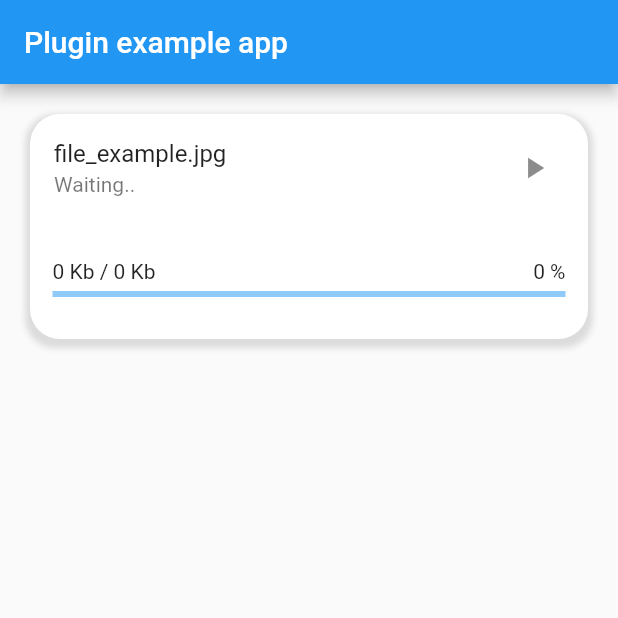
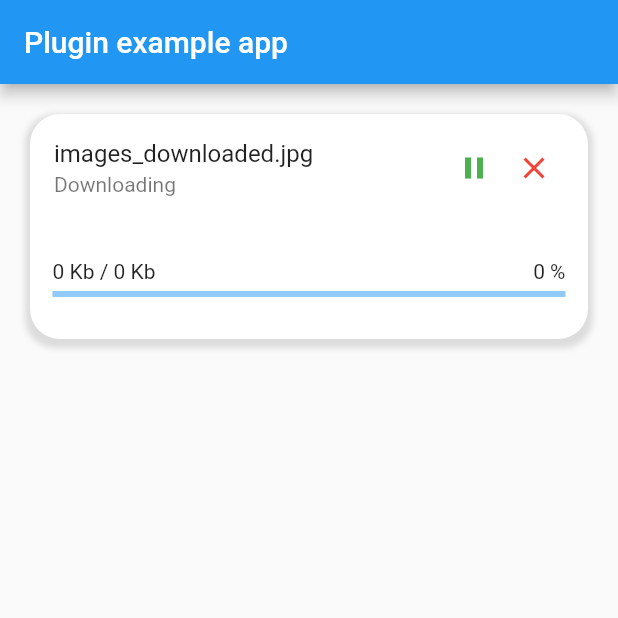
Before and after one commit to cyansoft-dev/simple_downloader, a Flutter app: the screen it shows after launch, after a tap on the "play arrow" icon, on a phone screen of 412 x 824 dp, the top half of it. Run offline on Flutter 3.47's test engine with Material 2 defaults, Android fonts, the phone set to English and light mode, and no system bars; our stand-ins replace plugin_platform_interface; network calls fail.

Commit message:
Update: function retry & restart

```diff
--- a/example/lib/main.dart
+++ b/example/lib/main.dart
@@ -20,12 +20,13 @@ class _MyAppState extends State<MyApp> {
   double _progress = 0.0;
   int _offset = 0;
   int _total = 0;
-
   DownloadStatus _status = DownloadStatus.undefined;
   DownloaderTask _task = const DownloaderTask(
     url:
-        "https://file-examples.com/storage/fe2de9ae4662c61a094f3db/2017/10/file_example_JPG_2500kB.jpg",
-    fileName: "file_example.jpg",
+        "https://images.unsplash.com/photo-1615220368123-9bb8faf4221b?ixlib=rb-1.2.1&dl=vadim-kaipov-f6jkAE1ZWuY-unsplash.jpg&q=80&fm=jpg&crop=entropy&cs=tinysrgb",
+    fileName: "images_downloaded.jpg",
+    bufferSize:
+        1024, // if bufferSize value not set, default value is 64 ( 64 Kb )
   );
 
   @override
@@ -126,8 +127,8 @@ class _MyAppState extends State<MyApp> {
 
   Widget get labelStatus {
     switch (_status) {
-      case DownloadStatus.running:
-        return const Text("Downloading");
+      case DownloadStatus.undefined:
+        return const Text("Waiting..");
       case DownloadStatus.completed:
         return const Text("Download Completed");
       case DownloadStatus.failed:
@@ -139,7 +140,7 @@ class _MyAppState extends State<MyApp> {
       case DownloadStatus.canceled:
         return const Text("Download Canceled");
       default:
-        return const Text("Waiting..");
+        return const Text("Downloading");
     }
   }
 
@@ -155,7 +156,9 @@ class _MyAppState extends State<MyApp> {
         ),
       );
     }
-    if (_status == DownloadStatus.running) {
+    if (_status == DownloadStatus.running ||
+        _status == DownloadStatus.resume ||
+        _status == DownloadStatus.retry) {
       return Row(
         mainAxisSize: MainAxisSize.min,
         crossAxisAlignment: CrossAxisAlignment.end,
@@ -247,7 +250,11 @@ class _MyAppState extends State<MyApp> {
 
     if (_status == DownloadStatus.failed ||
         _status == DownloadStatus.canceled) {
-      return IconButton(
+      return Row(
+          mainAxisSize: MainAxisSize.min,
+          crossAxisAlignment: CrossAxisAlignment.end,
+          children: [
+            IconButton(
               splashRadius: 20,
               onPressed: () => _downloader.retry(),
               constraints: const BoxConstraints(minHeight: 32, minWidth: 32),
@@ -255,7 +262,17 @@ class _MyAppState extends State<MyApp> {
                 Icons.refresh,
                 color: Colors.green,
               ),
-      );
+            ),
+            IconButton(
+              splashRadius: 20,
+              onPressed: () => _downloader.restart(),
+              constraints: const BoxConstraints(minHeight: 32, minWidth: 32),
+              icon: const Icon(
+                Icons.restart_alt,
+                color: Colors.red,
+              ),
+            ),
+          ]);
     }
 
     return null;
--- a/lib/src/simple_downloader_method.dart
+++ b/lib/src/simple_downloader_method.dart
@@ -4,6 +4,7 @@ import 'dart:typed_data';
 
 import 'package:async/async.dart';
 import 'package:http/http.dart';
+import 'package:path/path.dart' as p;
 
 import 'simple_downloader_callback.dart';
 import 'simple_downloader_task.dart';
@@ -14,22 +15,43 @@ class DownloaderMethod {
   final DownloaderTask task;
   final DownloaderCallback callback;
 
-  DownloaderMethod(
-      {required this.client, required this.task, required this.callback});
+  DownloaderMethod({
+    required this.client,
+    required this.task,
+    required this.callback,
+  });
 
-  Future<StreamSubscription> start() async {
+  Future<StreamSubscription> start({bool resume = false}) async {
     late StreamSubscription subscription;
     int total = 0;
     int offset = 0;
 
     try {
+      callback.status = DownloadStatus.running;
       Client httpClient = client;
       Request request = Request('GET', Uri.parse(task.url!));
+      File file;
+
+      /// if params resume value is true
+      /// offset value takes from length of temp files
+      /// and try downloading files using range content header
+      if (resume) {
+        final path = p.join(task.downloadPath!, task.fileName!);
+        file = File('$path.tmp');
+        offset = await file.length();
+        request.headers.addAll({'range': 'bytes=$offset-'});
+      } else {
+        // Open file
+        file = await _createFile();
+      }
+
       StreamedResponse response = await httpClient.send(request);
-      total = response.contentLength!;
-
-      // Open file
-      File file = await _createFile();
+      if (resume) {
+        total = int.parse(
+            response.headers[HttpHeaders.contentRangeHeader]!.split("/").last);
+      } else {
+        total = response.contentLength!;
+      }
 
       final reader = ChunkedStreamReader(response.stream);
 
@@ -44,16 +66,16 @@ class DownloaderMethod {
         callback
           ..offset = offset
           ..total = total
-          ..progress = (offset / total) * 100
-          ..status = DownloadStatus.running;
+          ..progress = (offset / total) * 100;
       }, onDone: () async {
         // rename file
-        await file.rename('${task.downloadPath!}/${task.fileName!}');
+        final path = p.join(task.downloadPath!, task.fileName!);
+        await file.rename(path);
 
         // callback download progress
         callback.status = DownloadStatus.completed;
       }, onError: (error) {
-        subscription.pause();
+        subscription.cancel();
 
         // callback download progress
         callback.status = DownloadStatus.failed;
@@ -67,7 +89,7 @@ class DownloaderMethod {
 
   Stream<Uint8List> _streamData(ChunkedStreamReader<int> reader) async* {
     // set the chunk size
-    int chunkSize = task.bufferSize;
+    int chunkSize = (task.bufferSize * 1024);
     Uint8List buffer;
     do {
       buffer = await reader.readBytes(chunkSize);
@@ -77,7 +99,8 @@ class DownloaderMethod {
 
   Future<bool> deleteFiles() async {
     try {
-      final file = File('${task.downloadPath!}/${task.fileName!}');
+      final path = p.join(task.downloadPath!, task.fileName!);
+      final file = File(path);
 
       if (await file.exists()) {
         await file.delete();
@@ -98,12 +121,13 @@ class DownloaderMethod {
     try {
       // checking file .tmp or download file is exists or not
       // if file exists, file delete first before create.
-      final tempFile = File('${task.downloadPath!}/${task.fileName!}.tmp');
+      final path = p.join(task.downloadPath!, task.fileName!);
+      final tempFile = File('$path.tmp');
       if (await tempFile.exists()) {
         await tempFile.delete();
       }
 
-      final file = File('${task.downloadPath!}/${task.fileName!}');
+      final file = File(path);
       if (await file.exists()) {
         await file.delete();
       }
--- a/pubspec.yaml
+++ b/pubspec.yaml
@@ -1,6 +1,6 @@
 name: simple_downloader
-description: flutter plugin for handling download file using http with pause, resume & cancel.
-version: 0.0.2
+description: flutter plugin for handling download file using http with pause, resume, cancel, retry, restart & open file downloader features.
+version: 0.0.3
 homepage: https://github.com/cyansoft-dev/simple_downloader.git
 
 environment:
```
Also changed, not shown: lib/simple_downloader.dart (+28 -6 lines), example/pubspec.lock, 2 other files. Lines whose indentation alone changed are shown as unchanged.
